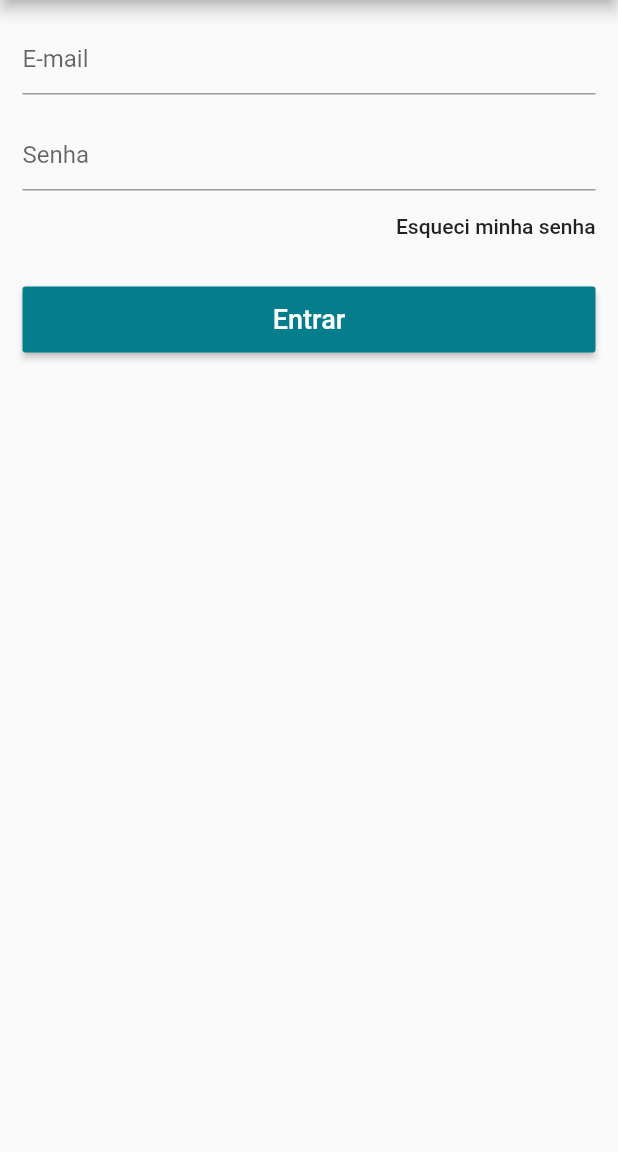
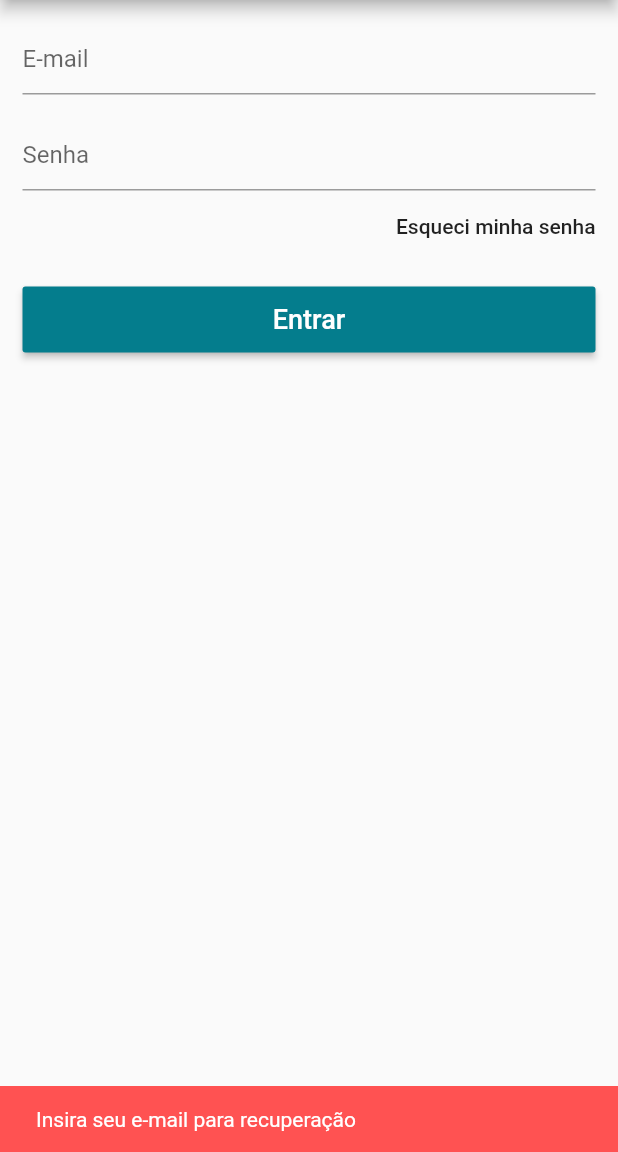
Before and after one commit to jamil2gomes/lojaVirtual, a Flutter app: the LoginScreen screen opened directly, after a tap on "Esqueci minha senha", on a phone screen of 412 x 824 dp, the part 84-1236 px from its top. Run offline on Flutter 3.47's test engine with Material 2 defaults, Android fonts, the phone set to English and light mode, and no system bars; our stand-ins replace carousel_pro, cloud_firestore, firebase_auth, transparent_image; accounts and stored records are empty.

```diff
--- a/lib/model/user_model.dart
+++ b/lib/model/user_model.dart
@@ -76,8 +76,8 @@ class UserModel extends Model{
     return firebaseUser != null;
   }
 
-  void recoverPass(){
-
+  void recoverPass(String email){
+    _auth.sendPasswordResetEmail(email: email);
   }
 
   Future<Null>_saveUserData(Map<String, dynamic> userData) async{
--- a/lib/pages/login_screen.dart
+++ b/lib/pages/login_screen.dart
@@ -63,7 +63,9 @@ class _LoginScreenState extends State<LoginScreen> {
                     alignment: Alignment.centerRight,
                     child: FlatButton(
                       padding: EdgeInsets.zero,
-                      onPressed: (){},
+                      onPressed: (){
+                        _recuperarEmail(model, _emailController.text);
+                      },
                       child: Text('Esqueci minha senha', textAlign: TextAlign.right,),
                     ),
                   ),
@@ -109,4 +111,26 @@ class _LoginScreenState extends State<LoginScreen> {
     );
 
   }
+
+  void _recuperarEmail(model, String email){
+
+    if(email.isEmpty){
+      _scaffoldKey.currentState.showSnackBar(
+          SnackBar(
+            content: Text("Insira seu e-mail para recuperação"),
+            backgroundColor: Colors.redAccent,
+            duration: Duration(seconds: 2),)
+      );
+    }else{
+      model.recoverPassword(email);
+
+      _scaffoldKey.currentState.showSnackBar(
+          SnackBar(
+            content: Text("Confira seu email!"),
+            backgroundColor: Theme.of(context).primaryColor,
+            duration: Duration(seconds: 2),)
+      );
+
+    }
+  }
 }
```
Also changed, not shown: lib/model/cart_product.dart (added, +31 -0 lines), lib/model/product.dart (+8 -0 lines).
